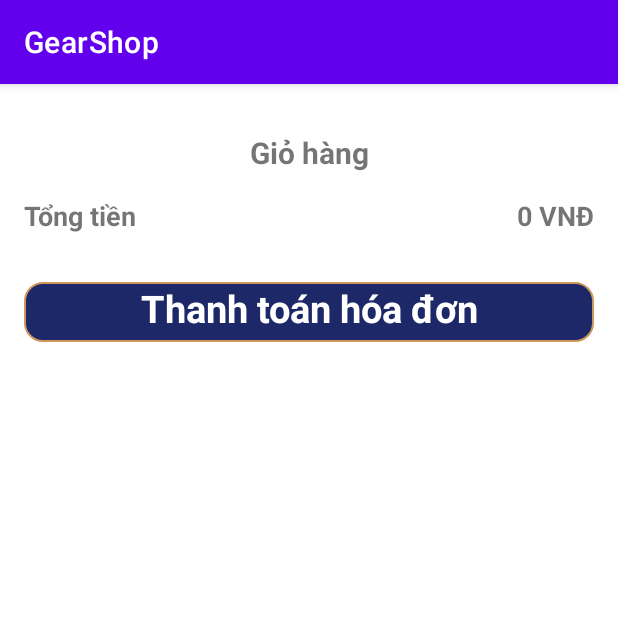
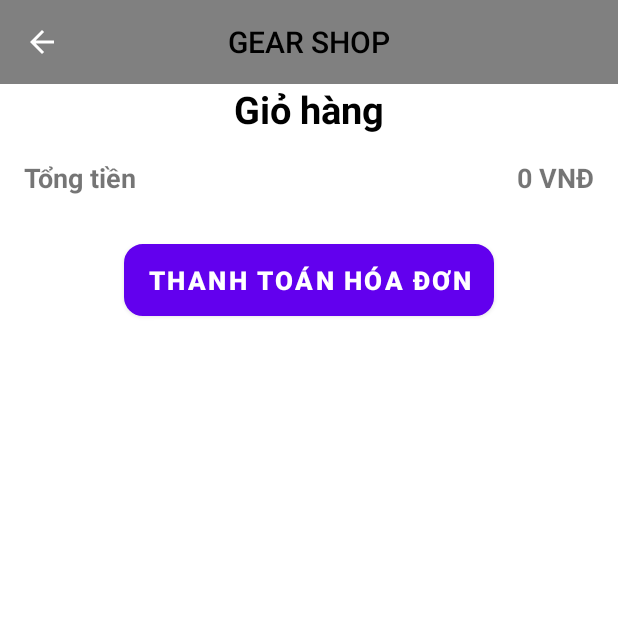
Before and after one commit to hh-Nghiep/AndroidShop, an Android app: the CartListActivity screen opened directly, with no data from a screen before it, on a phone screen of 412 x 824 dp, the top half of it. Run offline under Robolectric (Android 15) with nearby library versions, the phone set to English and light mode, and no system bars.

Commit message:
navigation page

```diff
--- a/app/src/main/AndroidManifest.xml
+++ b/app/src/main/AndroidManifest.xml
@@ -9,7 +9,7 @@
         android:dataExtractionRules="@xml/data_extraction_rules"
         android:fullBackupContent="@xml/backup_rules"
         android:icon="@mipmap/ic_launcher"
-        android:label="@string/app_name"
+        android:label=""
         android:supportsRtl="true"
         android:theme="@style/Theme.GearShop"
         tools:targetApi="31">
--- a/app/src/main/java/com/example/gearshop/CartListActivity.java
+++ b/app/src/main/java/com/example/gearshop/CartListActivity.java
@@ -1,13 +1,50 @@
 package com.example.gearshop;
 
+import androidx.annotation.NonNull;
 import androidx.appcompat.app.AppCompatActivity;
+import androidx.appcompat.widget.Toolbar;
+
+import android.content.Intent;
 import android.os.Bundle;
+import android.view.MenuItem;
+import android.view.View;
+import android.widget.Button;
 
 public class CartListActivity extends AppCompatActivity {
-
+    Toolbar toolbar;
+    Button btnThanhToanHoaDon;
     @Override
     protected void onCreate(Bundle savedInstanceState) {
         super.onCreate(savedInstanceState);
         setContentView(R.layout.activity_cart_list);
+        toolbar = findViewById(R.id.toolbar);
+        setSupportActionBar(toolbar);
+        getSupportActionBar().setDisplayHomeAsUpEnabled(true);
+        setControl();
+        setEvent();
+    }
+
+    private void setEvent() {
+        btnThanhToanHoaDon.setOnClickListener(new View.OnClickListener() {
+            @Override
+            public void onClick(View view) {
+                Intent intent = new Intent(CartListActivity.this, OrderListActivity.class);
+                CartListActivity.this.startActivity(intent);
+            }
+        });
+    }
+
+    private void setControl() {
+        btnThanhToanHoaDon = findViewById(R.id.btnThanhToanHoaDon);
+    }
+
+    @Override
+    public boolean onOptionsItemSelected(@NonNull MenuItem item) {
+        switch (item.getItemId()) {
+            case android.R.id.home:
+                this.finish();
+                return true;
+        }
+        return super.onOptionsItemSelected(item);
     }
 }
--- a/app/src/main/java/com/example/gearshop/ui/chuot/ChuotFragment.java
+++ b/app/src/main/java/com/example/gearshop/ui/chuot/ChuotFragment.java
@@ -42,10 +42,6 @@ public class ChuotFragment extends Fragment {
         setControl();
         setEvent();
         autoComplateChuot = view.findViewById(R.id.autoComplete_chuot);
-        adapterItems = new ArrayAdapter<String>(view.getContext(), R.layout.thuong_hieu, items);
-
-        autoComplateChuot.setAdapter(adapterItems);
-
         autoComplateChuot.setOnItemClickListener(new AdapterView.OnItemClickListener() {
             @Override
             public void onItemClick(AdapterView<?> adapterView, View view, int i, long l) {
--- a/app/src/main/res/layout/activity_cart_list.xml
+++ b/app/src/main/res/layout/activity_cart_list.xml
@@ -6,24 +6,23 @@
     android:layout_width="match_parent"
     android:layout_height="match_parent"
     tools:context=".CartListActivity">
-
+  <include layout="@layout/tool_bar"/>
   <ScrollView
+      android:layout_marginTop="55dp"
       android:layout_width="match_parent"
       android:layout_height="match_parent">
-
     <LinearLayout
         android:layout_width="match_parent"
         android:layout_height="match_parent"
         android:orientation="vertical">
-
       <TextView
           android:id="@+id/textView3"
           android:layout_width="match_parent"
           android:layout_height="wrap_content"
-          android:layout_marginTop="32dp"
           android:text="Giỏ hàng"
           android:textAlignment="center"
-          android:textSize="20sp"
+          android:textColor="@color/black"
+          android:textSize="25sp"
           android:textStyle="bold" />
 
       <androidx.recyclerview.widget.RecyclerView
@@ -56,18 +55,17 @@
 
       </LinearLayout>
 
-      <TextView
-          android:id="@+id/textView6"
-          android:layout_width="match_parent"
-          android:layout_height="40dp"
+      <Button
+          android:id="@+id/btnThanhToanHoaDon"
+          android:layout_width="wrap_content"
+          android:layout_height="wrap_content"
           android:layout_margin="16dp"
           android:background="@drawable/blue_button"
           android:text="Thanh toán hóa đơn"
-          android:textAlignment="center"
+          android:layout_gravity="center"
           android:textColor="#ffff"
-          android:textSize="25sp"
+          android:textSize="17sp"
           android:textStyle="bold"
-
           />
     </LinearLayout>
   </ScrollView>
--- a/app/src/main/res/layout/activity_chi_tiet_san_pham.xml
+++ b/app/src/main/res/layout/activity_chi_tiet_san_pham.xml
@@ -8,7 +8,7 @@
     android:orientation="vertical"
     android:layout_weight="1"
     >
-
+    <include layout="@layout/tool_bar"/>
     <androidx.viewpager.widget.ViewPager
         android:id="@+id/vpChiTietSanPham"
         android:layout_width="match_parent"
--- a/app/src/main/res/layout/activity_order_list.xml
+++ b/app/src/main/res/layout/activity_order_list.xml
@@ -5,7 +5,9 @@
     android:layout_width="match_parent"
     android:layout_height="match_parent"
     tools:context=".OrderListActivity">
+    <include layout="@layout/tool_bar" />
     <ScrollView
+        android:layout_marginTop="55dp"
         android:layout_width="match_parent"
         android:layout_height="match_parent">
         <LinearLayout
@@ -16,10 +18,10 @@
                 android:id="@+id/textView3"
                 android:layout_width="match_parent"
                 android:layout_height="wrap_content"
-                android:layout_marginTop="32dp"
                 android:text="Thanh Toán"
                 android:textAlignment="center"
-                android:textSize="20sp"
+                android:textColor="@color/black"
+                android:textSize="25sp"
                 android:textStyle="bold" />
 
             <androidx.constraintlayout.widget.ConstraintLayout
--- a/app/src/main/res/layout/san_pham.xml
+++ b/app/src/main/res/layout/san_pham.xml
@@ -25,6 +25,7 @@
             android:layout_weight="1"
             android:gravity="center"
             android:textColor="@color/black"
+            android:textStyle="bold"
             android:text="Tên sản phẩm"/>
         <TextView
             android:id="@+id/tvGiaSP"
@@ -41,6 +42,7 @@
             android:layout_weight="1"
             android:gravity="center"
             android:textColor="@color/black"
+            android:textStyle="bold"
             android:text="Thương hiệu"/>
     </LinearLayout>
 </androidx.cardview.widget.CardView>
--- /dev/null
+++ b/app/src/main/res/layout/tool_bar.xml
@@ -0,0 +1,15 @@
+<?xml version="1.0" encoding="utf-8"?>
+<androidx.appcompat.widget.Toolbar xmlns:android="http://schemas.android.com/apk/res/android"
+    android:id="@+id/toolbar"
+    android:layout_width="match_parent"
+    android:layout_height="?attr/actionBarSize"
+    android:background="@color/gray"
+    android:theme="@style/ThemeOverlay.AppCompat.Dark.ActionBar">
+    <TextView
+        android:layout_width="wrap_content"
+        android:layout_height="wrap_content"
+        android:text="GEAR SHOP"
+        android:textColor="@color/black"
+        android:layout_gravity="center"
+        style="@style/TextAppearance.AppCompat.Widget.ActionBar.Title"/>
+</androidx.appcompat.widget.Toolbar>
--- a/app/src/main/res/values/themes.xml
+++ b/app/src/main/res/values/themes.xml
@@ -1,6 +1,6 @@
 <resources xmlns:tools="http://schemas.android.com/tools">
     <!-- Base application theme. -->
-    <style name="Theme.GearShop" parent="Theme.MaterialComponents.DayNight.DarkActionBar">
+    <style name="Theme.GearShop" parent="Theme.MaterialComponents.DayNight.NoActionBar">
         <!-- Primary brand color. -->
         <item name="colorPrimary">@color/purple_500</item>
         <item name="colorPrimaryVariant">@color/purple_700</item>
```
Also changed, not shown: app/src/main/java/com/example/gearshop/OrderListActivity.java (+18 -1 lines), app/src/main/java/com/example/gearshop/ui/chitietsanpham/ChiTietSanPham.java (+39 -3 lines), app/src/main/res/layout/activity_main.xml (+1 -20 lines), app/src/main/res/layout/hinh_anh_ctsp.xml (deleted, +0 -13 lines), app/src/main/res/layout/thuong_hieu.xml (deleted, +0 -9 lines).
